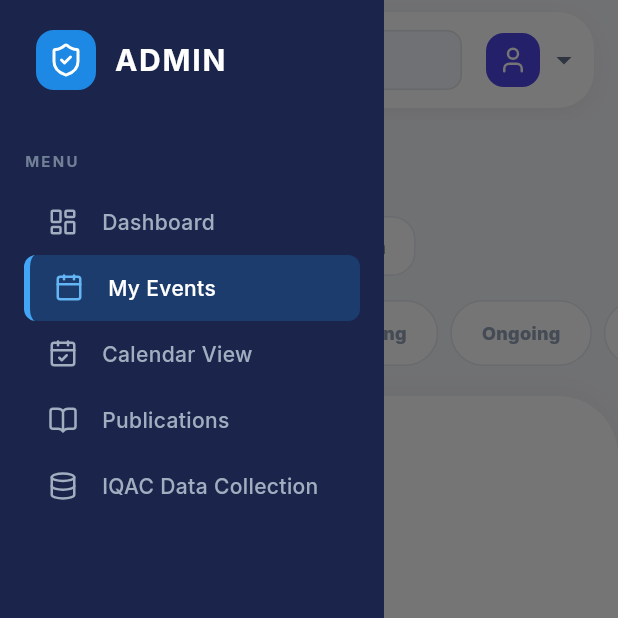
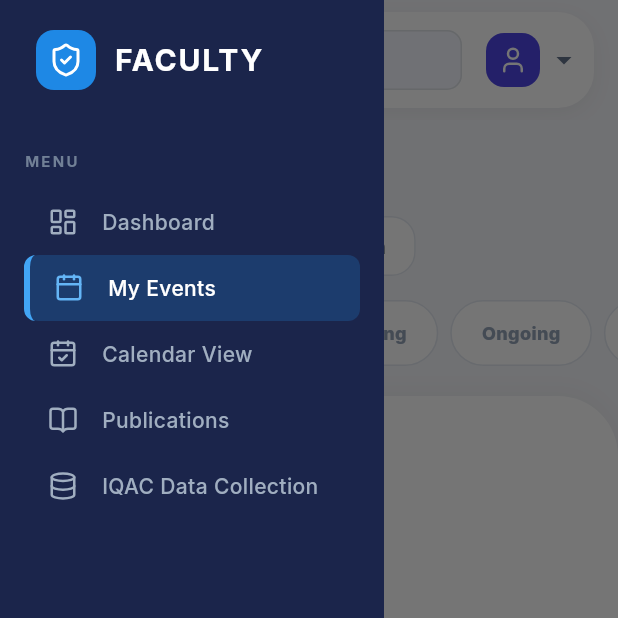
Before and after one commit to prakashita/Event-Booking-Management, a Flutter app: the EventsScreen screen opened by its route, with the side drawer open, on a phone screen of 412 x 824 dp, the top half of it. Run offline on Flutter 3.47's test engine with Material 3 defaults, Android fonts, the phone set to English and light mode, and no system bars; our stand-ins replace dio, file_picker, flutter_secure_storage, font_awesome_flutter, go_router, google_fonts and 5 more; accounts and stored records are empty; network calls fail.

Commit message:
fix the Side Nav Bar issue

```diff
--- a/mobile_app/lib/models/models.dart
+++ b/mobile_app/lib/models/models.dart
@@ -6,6 +6,7 @@ class User {
   final String name;
   final String? picture;
   final UserRole role;
+  final String? rawRole;
   final String? department;
 
   const User({
@@ -14,6 +15,7 @@ class User {
     required this.name,
     this.picture,
     required this.role,
+    this.rawRole,
     this.department,
   });
 
@@ -22,9 +24,18 @@ class User {
     email: json['email'] ?? '',
     name: json['name'] ?? json['email'] ?? '',
     picture: json['picture'],
-    role: _parseRole(json['role']),
+    role: _parseRole((json['role'] ?? '').toString()),
+    rawRole: (json['role'] ?? '').toString(),
     department: json['department'],
   );
+
+  String get roleKey {
+    final fromServer = (rawRole ?? '').trim().toLowerCase();
+    if (fromServer.isNotEmpty) return fromServer;
+    return role.name;
+  }
+
+  String get roleLabel => roleKey.replaceAll('_', ' ').toUpperCase();
 
   static UserRole _parseRole(String? role) {
     switch (role?.toLowerCase()) {
@@ -55,7 +66,8 @@ class User {
     'email': email,
     'name': name,
     'picture': picture,
-    'role': role.name,
+    'role': roleKey,
+    'raw_role': rawRole,
     'department': department,
   };
 }
@@ -194,8 +206,9 @@ class Event {
     ),
     status: json['status'] ?? 'approved',
     createdBy: json['created_by'] ?? '',
-    createdAt: DateTime.tryParse((json['created_at'] ?? '').toString())
-        ?.toLocal(),
+    createdAt: DateTime.tryParse(
+      (json['created_at'] ?? '').toString(),
+    )?.toLocal(),
     reportFileId: json['report_file_id'],
     audienceCount: json['audience_count'],
     notes: json['notes'] ?? json['htmlLink'],
--- a/mobile_app/lib/providers/auth_provider.dart
+++ b/mobile_app/lib/providers/auth_provider.dart
@@ -23,7 +23,7 @@ class AuthProvider extends ChangeNotifier {
 
   bool hasRole(List<String> roles) {
     if (_user == null) return false;
-    return roles.contains(_user!.role);
+    return roles.contains(_user!.roleKey);
   }
 
   Future<void> init(String apiBaseUrl) async {
--- a/mobile_app/lib/widgets/common/side_nav_bar.dart
+++ b/mobile_app/lib/widgets/common/side_nav_bar.dart
@@ -15,6 +15,24 @@ class SideNavBar extends StatelessWidget {
   Widget build(BuildContext context) {
     final authProvider = Provider.of<AuthProvider>(context);
     final user = authProvider.user;
+    final roleKey = user?.roleKey ?? 'faculty';
+    final roleLabel = user?.roleLabel ?? 'FACULTY';
+
+    final isAdmin = roleKey == 'admin';
+    final isRegistrar = roleKey == 'registrar';
+    final isViceChancellor = roleKey == 'vice_chancellor';
+    final isRegistrarDashboard = isRegistrar || isViceChancellor;
+    final isFacilityManager = roleKey == 'facility_manager';
+    final isMarketing = roleKey == 'marketing';
+    final isIt = roleKey == 'it';
+    final isTransport = roleKey == 'transport';
+
+    final canAccessApprovals = isRegistrarDashboard;
+    final canAccessRequirements =
+        isFacilityManager || isMarketing || isIt || isTransport;
+    final canAccessEventReports = isAdmin || isRegistrarDashboard;
+    final canAccessAdminConsole = isAdmin;
+    final canAccessIqac = AppConstants.iqacAllowedRoles.contains(roleKey);
 
     return Container(
       width: 256,
@@ -43,8 +61,8 @@ class SideNavBar extends StatelessWidget {
                     ),
                   ),
                   const SizedBox(width: 12),
-                  const Text(
-                    'ADMIN',
+                  Text(
+                    roleLabel,
                     style: TextStyle(
                       color: Colors.white,
                       fontSize: 20,
@@ -88,11 +106,32 @@ class SideNavBar extends StatelessWidget {
                       title: 'My Events',
                       route: '/events',
                     ),
+                    if (canAccessEventReports)
+                      _buildNavItem(
+                        context,
+                        icon: LucideIcons.barChart3,
+                        title: 'Event Reports',
+                        route: '/reports',
+                      ),
                     _buildNavItem(
                       context,
                       icon: LucideIcons.calendarCheck,
                       title: 'Calendar View',
                       route: '/calendar',
+                    ),
+                    if (canAccessApprovals)
+                      _buildNavItem(
+                        context,
+                        icon: LucideIcons.shieldCheck,
+                        title: 'Approvals',
+                        route: '/approvals',
+                      ),
+                    if (canAccessRequirements)
+                      _buildNavItem(
+                        context,
+                        icon: LucideIcons.clipboardCheck,
+                        title: 'Requirements',
+                        route: '/requirements',
                       ),
                     _buildNavItem(
                       context,
@@ -100,14 +139,14 @@ class SideNavBar extends StatelessWidget {
                       title: 'Publications',
                       route: '/publications',
                     ),
+                    if (canAccessIqac)
                       _buildNavItem(
                         context,
                         icon: LucideIcons.database,
                         title: 'IQAC Data Collection',
                         route: '/iqac',
                       ),
-                    if (user != null &&
-                        AppConstants.adminRoles.contains(user.role.name)) ...[
+                    if (canAccessAdminConsole) ...[
                       const SizedBox(height: 24),
                       const Text(
                         'ADMINISTRATION',
@@ -119,12 +158,6 @@ class SideNavBar extends StatelessWidget {
                         ),
                       ),
                       const SizedBox(height: 12),
-                      _buildNavItem(
-                        context,
-                        icon: LucideIcons.fileText,
-                        title: 'Event Reports',
-                        route: '/reports',
-                      ),
                       _buildNavItem(
                         context,
                         icon: LucideIcons.userCog,
```
Also changed, not shown: mobile_app/lib/screens/events/events_screen.dart (+52 -8 lines). Lines whose indentation alone changed are shown as unchanged.
